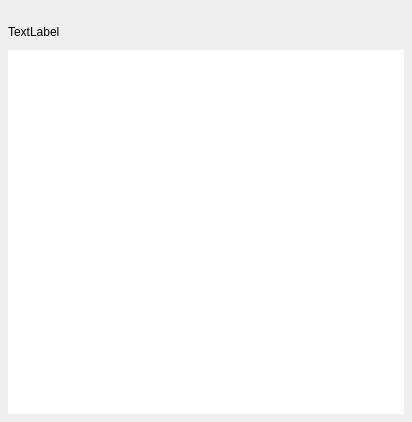
First picture: the form in UI/forms/XLSourcePopupWidget.ui, repository gechangli/obs-studio, before the edit.
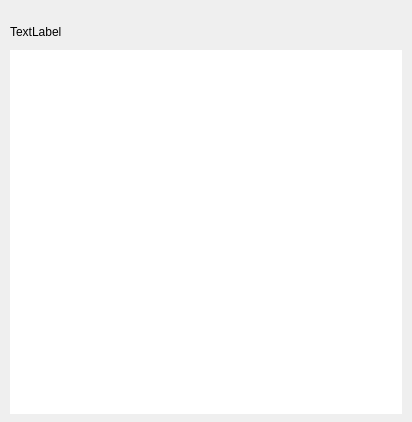
Second picture: the form after the edit. Icons and pictures are not drawn.

```diff
--- a/UI/forms/XLSourcePopupWidget.ui
+++ b/UI/forms/XLSourcePopupWidget.ui
@@ -109,13 +109,13 @@
        <number>0</number>
       </property>
       <property name="leftMargin">
-       <number>8</number>
+       <number>10</number>
       </property>
       <property name="topMargin">
        <number>0</number>
       </property>
       <property name="rightMargin">
-       <number>8</number>
+       <number>10</number>
       </property>
       <property name="bottomMargin">
        <number>8</number>
```
Left out of the diff: 5 changed lines with no effect on the pictures.
